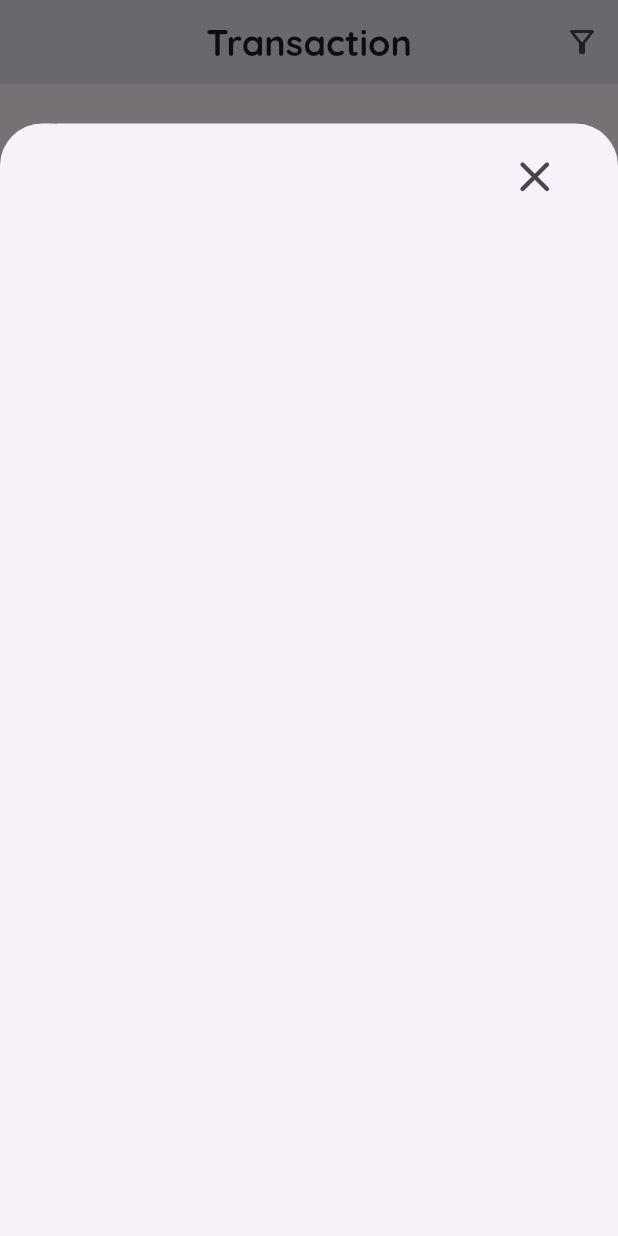
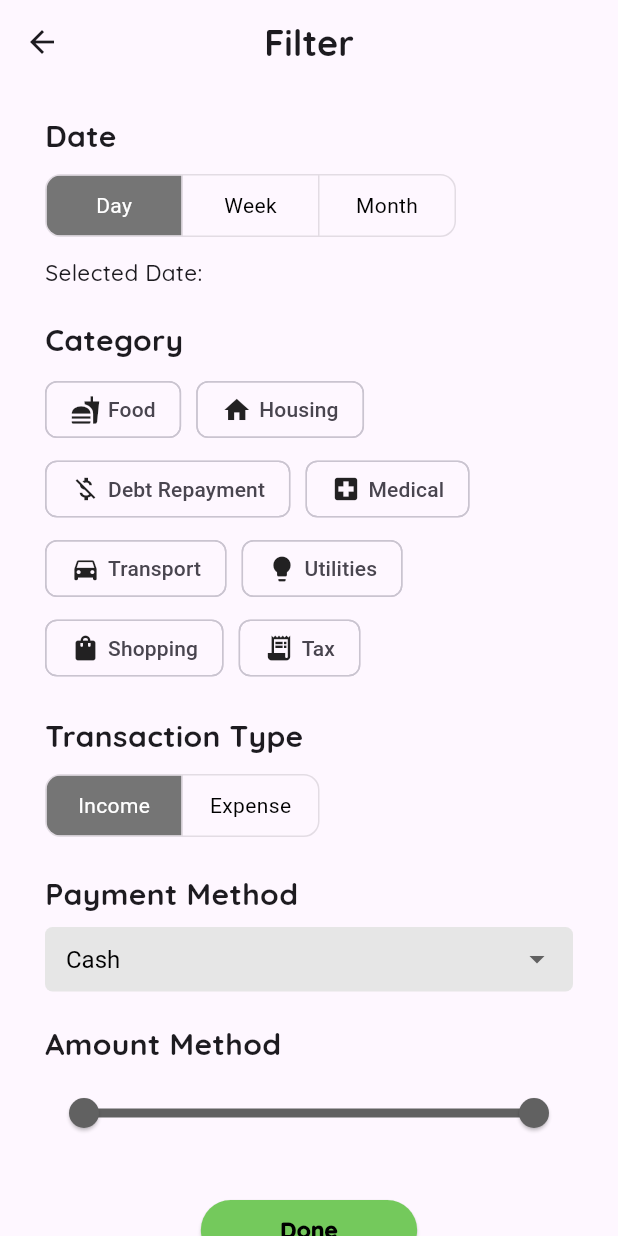
Before and after one commit to junhubdotcom/steadypunpipi_kitahack, a Flutter app: the screen it shows after launch, scrolled down 198 dp, after a tap on the "filter alt" icon, on a phone screen of 412 x 824 dp. Run offline on Flutter 3.47's test engine with Material 3 defaults, Android fonts, the phone set to English and light mode, and no system bars; drawn by our look-alikes of flutter_speed_dial; our stand-ins replace camera, custom_sliding_segmented_control, dash_chat_2, dashed_circular_progress_bar, flutter_gemini, google_fonts and 4 more.

Commit message:
filter ui done

```diff
--- /dev/null
+++ b/lib/screens/transaction/filter.dart
@@ -0,0 +1,439 @@
+import 'package:flutter/cupertino.dart';
+import 'package:flutter/material.dart';
+import 'package:google_fonts/google_fonts.dart';
+import 'package:intl/intl.dart';
+import 'package:steadypunpipi_vhack/widgets/transaction_widgets/details_button.dart';
+import 'package:steadypunpipi_vhack/widgets/transaction_widgets/record_transaction_dropdown.dart';
+import 'package:steadypunpipi_vhack/widgets/transaction_widgets/small_title.dart';
+import 'package:steadypunpipi_vhack/widgets/transaction_widgets/flutter_toggle.dart';
+
+class Filter extends StatefulWidget {
+  const Filter({super.key});
+
+  @override
+  State<Filter> createState() => _FilterState();
+}
+
+class _FilterState extends State<Filter> {
+  // for toggle button
+  List<List<bool>> toggleSelections = [
+    [true, false, false],
+    [true, false]
+  ];
+
+  void _handleToggle(int groupIndex, int selectedIndex) {
+    setState(() {
+      for (int i = 0; i < toggleSelections[groupIndex].length; i++) {
+        toggleSelections[groupIndex][i] = (i == selectedIndex);
+      }
+      if (selectedIndex == 0) {
+        _showDayPicker();
+      } else if (selectedIndex == 1) {
+        _showWeekPicker();
+      } else {
+        _showMonthPicker();
+      }
+    });
+  }
+
+  DateTime selectedDate = DateTime.now();
+  DateTime selectedWeekStart = DateTime.now();
+  DateTime selectedWeekEnd = DateTime.now();
+  DateTime selectedMonth = DateTime.now();
+  String displayDate = " ";
+
+  void _showDayPicker() {
+    showCupertinoModalPopup(
+      context: context,
+      builder: (context) {
+        return Container(
+          height: 300,
+          color: Colors.white,
+          child: Column(
+            children: [
+              Padding(
+                padding: const EdgeInsets.symmetric(vertical: 15),
+                child: Text("Select a Day",
+                    style: TextStyle(
+                        fontSize: 18,
+                        fontWeight: FontWeight.bold,
+                        decoration: TextDecoration.none,
+                        color: Colors.black)),
+              ),
+              Expanded(
+                child: CupertinoDatePicker(
+                  mode: CupertinoDatePickerMode.date,
+                  initialDateTime: selectedDate,
+                  onDateTimeChanged: (DateTime newDate) {
+                    setState(() {
+                      selectedDate = newDate;
+                    });
+                  },
+                ),
+              ),
+              CupertinoButton(
+                child: Text(
+                  "Confrim",
+                  style: TextStyle(color: Colors.black),
+                ),
+                onPressed: () {
+                  setState(() {
+                    displayDate =
+                        DateFormat('dd MMMM yyyy').format(selectedDate);
+                  });
+
+                  Navigator.pop(context);
+                },
+              ),
+            ],
+          ),
+        );
+      },
+    );
+  }
+
+  void _showWeekPicker() {
+    List<DateTime> weekStartDates = [];
+    DateTime currentDate = DateTime.now();
+
+    // Find the Monday of the current week
+    DateTime firstMonday = currentDate.subtract(Duration(
+        days: (currentDate.weekday == 7) ? 6 : currentDate.weekday - 1));
+
+    print('firstMonday$firstMonday');
+
+    // Start from two years before
+    DateTime startFrom = firstMonday.subtract(Duration(days: 365));
+// Align startFrom to the nearest past Monday
+    startFrom = startFrom.subtract(Duration(days: (startFrom.weekday - 1) % 7));
+
+    // End at one year after
+    DateTime endAt = firstMonday.add(Duration(days: 365));
+
+    // Generate weeks from two years before to one year after
+    for (DateTime date = startFrom;
+        date.isBefore(endAt);
+        date = date.add(Duration(days: 7))) {
+      weekStartDates.add(date);
+    }
+
+    int daysDifference = firstMonday.difference(startFrom).inDays;
+    int initialIndex = daysDifference ~/ 7;
+
+    print("Initial Index:$initialIndex");
+
+    showCupertinoModalPopup(
+      context: context,
+      builder: (context) {
+        return Container(
+          height: 300,
+          color: Colors.white,
+          child: Column(
+            children: [
+              SizedBox(height: 10),
+              // Title for the picker
+              Padding(
+                padding: const EdgeInsets.symmetric(vertical: 15),
+                child: Text("Select a Week",
+                    style: TextStyle(
+                        fontSize: 18,
+                        fontWeight: FontWeight.bold,
+                        decoration: TextDecoration.none,
+                        color: Colors.black)),
+              ),
+              Expanded(
+                child: CupertinoPicker(
+                  scrollController:
+                      FixedExtentScrollController(initialItem: initialIndex),
+
+                  itemExtent: 40, // Height of each item in the picker
+                  onSelectedItemChanged: (index) {
+                    setState(() {
+                      // Update selected week start and end dates
+                      selectedWeekStart = weekStartDates[index];
+                      selectedWeekEnd =
+                          selectedWeekStart.add(Duration(days: 6));
+                    });
+                  },
+                  children: weekStartDates.map((date) {
+                    DateTime weekEnd = date.add(Duration(days: 6));
+                    return Center(
+                      child: Text(
+                          "${_formatDate(date)} - ${_formatDate(weekEnd)}"),
+                    );
+                  }).toList(),
+                ),
+              ),
+              // Confirm button to close the picker
+              CupertinoButton(
+                child: Text(
+                  "Confirm",
+                  style: TextStyle(color: Colors.black),
+                ),
+                onPressed: () {
+                  setState(() {
+                    displayDate =
+                        "${_formatDate(selectedWeekStart)} - ${_formatDate(selectedWeekEnd)}";
+                  });
+                  Navigator.pop(context);
+                },
+              ),
+            ],
+          ),
+        );
+      },
+    );
+  }
+
+// Helper function to format dates as "DD Month YYYY"
+  String _formatDate(DateTime date) {
+    return "${date.day} ${_getMonthName(date.month)} ${date.year}";
+  }
+
+// Helper function to get month name from month number
+  String _getMonthName(int month) {
+    List<String> months = [
+      "January",
+      "February",
+      "March",
+      "April",
+      "May",
+      "June",
+      "July",
+      "August",
+      "September",
+      "October",
+      "November",
+      "December"
+    ];
+    return months[month - 1];
+  }
+
+  void _showMonthPicker() {
+    showCupertinoModalPopup(
+      context: context,
+      builder: (context) {
+        return Container(
+          height: 300,
+          color: Colors.white,
+          child: Column(
+            children: [
+              Padding(
+                padding: const EdgeInsets.symmetric(vertical: 15),
+                child: Text("Select a Month",
+                    style: TextStyle(
+                        fontSize: 18,
+                        fontWeight: FontWeight.bold,
+                        decoration: TextDecoration.none,
+                        color: Colors.black)),
+              ),
+              Expanded(
+                child: CupertinoDatePicker(
+                  mode: CupertinoDatePickerMode.monthYear,
+                  initialDateTime: selectedDate,
+                  onDateTimeChanged: (DateTime newMonth) {
+                    setState(() {
+                      selectedMonth = newMonth;
+                    });
+                  },
+                ),
+              ),
+              CupertinoButton(
+                child: Text(
+                  "Confrim",
+                  style: TextStyle(color: Colors.black),
+                ),
+                onPressed: () {
+                  setState(() {
+                    displayDate = DateFormat('MMMM yyyy').format(selectedMonth);
+                  });
+                  Navigator.pop(context);
+                },
+              ),
+            ],
+          ),
+        );
+      },
+    );
+  }
+
+  final List<String> categories = [
+    "Food",
+    "Housing",
+    "Debt Repayment",
+    "Medical",
+    "Transport",
+    "Utilities",
+    "Shopping",
+    "Tax"
+  ];
+
+  final List<String> selectedCategories = [];
+
+  IconData getCategoryIcon(String category) {
+    switch (category) {
+      case 'Food':
+        return Icons.fastfood;
+      case 'Housing':
+        return Icons.home;
+      case 'Debt Repayment':
+        return Icons.money_off;
+      case 'Medical':
+        return Icons.local_hospital;
+      case 'Transport':
+        return Icons.directions_car;
+      case 'Utilities':
+        return Icons.lightbulb;
+      case "Shopping":
+        return Icons.shopping_bag;
+      case 'Tax':
+        return Icons.receipt_long;
+      default:
+        return Icons.category;
+    }
+  }
+
+  String paymentMethodChosen = "Cash";
+  List<String> paymentMethod = ["Cash", "E-Wallet", "Online-Banking"];
+
+  RangeValues values = const RangeValues(0, 1000);
+  @override
+  Widget build(BuildContext context) {
+    RangeLabels labels =
+        RangeLabels(values.start.toString(), values.end.toString());
+    return Scaffold(
+      appBar: AppBar(
+        title: Text("Filter",
+            style: GoogleFonts.quicksand(
+                textStyle:
+                    TextStyle(fontSize: 24, fontWeight: FontWeight.bold))),
+        centerTitle: true,
+      ),
+      body: SingleChildScrollView(
+        scrollDirection: Axis.vertical,
+        child: Padding(
+          padding: const EdgeInsets.symmetric(horizontal: 30.0),
+          child: Column(
+            crossAxisAlignment: CrossAxisAlignment.start,
+            children: [
+              SmallTitle(title: "Date"),
+              FilterToggle(
+                OnPressed: (index) => _handleToggle(0, index),
+                isSelected: toggleSelections[0],
+                toggleWidget: [
+                  Padding(
+                      padding: EdgeInsets.symmetric(horizontal: 16),
+                      child: Text("Day")),
+                  Padding(
+                      padding: EdgeInsets.symmetric(horizontal: 16),
+                      child: Text("Week")),
+                  Padding(
+                      padding: EdgeInsets.symmetric(horizontal: 16),
+                      child: Text("Month")),
+                ],
+              ),
+              SizedBox(
+                height: 10,
+              ),
+              Wrap(
+                children: [
+                  Text(
+                    "Selected Date: $displayDate",
+                    style: GoogleFonts.quicksand(
+                        fontSize: 15, fontWeight: FontWeight.w500),
+                  ),
+                ],
+              ),
+
+              SmallTitle(title: "Category"),
+              Wrap(
+                alignment: WrapAlignment.start,
+                spacing: 10,
+                runSpacing: 5,
+                children: categories.map((category) {
+                  final isSelected = selectedCategories.contains(category);
+
+                  return FilterChip(
+                    label: Row(
+                      mainAxisSize: MainAxisSize.min,
+                      children: [
+                        Icon(getCategoryIcon(category), size: 20),
+                        const SizedBox(width: 5),
+                        Text(category),
+                      ],
+                    ),
+                    selected: isSelected,
+                    showCheckmark: true,
+                    onSelected: (bool selected) {
+                      setState(() {
+                        selected
+                            ? selectedCategories.add(category)
+                            : selectedCategories.remove(category);
+                      });
+                    },
+                  );
+                }).toList(),
+              ),
+
+              // const SizedBox(height: 20), // Added spacing for readability
+
+              SmallTitle(title: "Transaction Type"),
+              FilterToggle(
+                OnPressed: (index) => _handleToggle(1, index),
+                isSelected: toggleSelections[1],
+                toggleWidget: [
+                  Padding(
+                      padding: EdgeInsets.symmetric(horizontal: 16),
+                      child: Text("Income")),
+                  Padding(
+                      padding: EdgeInsets.symmetric(horizontal: 16),
+                      child: Text("Expense")),
+                ],
+              ),
+
+              SmallTitle(title: "Payment Method"),
+              RecordTransactionDropdown(
+                  value: paymentMethodChosen,
+                  onChanged: (value) {
+                    setState(() {
+                      paymentMethodChosen = value!;
+                    });
+                  },
+                  items: paymentMethod),
+              SmallTitle(title: "Amount Method"),
+              RangeSlider(
+                activeColor: Colors.grey.shade700,
+                min: 0,
+                max: 1000,
+                values: values,
+                divisions: 100,
+                labels: labels,
+                onChanged: (newValues) {
+                  setState(() {
+                    values = newValues;
+                  });
+                },
+              ),
+              SizedBox(
+                height: 30,
+              ),
+              Align(
+                alignment: Alignment.center,
+                child: DetailsButton(
+                    textColor: 0xff000000,
+                    buttonColor: 0xff74c95c,
+                    onPressed: () {
+                      Navigator.pop(context);
+                    },
+                    button_text: "Done"),
+              ),
+              SizedBox(
+                height: 20,
+              ),
+            ],
+          ),
+        ),
+      ),
+    );
+  }
+}
--- a/lib/screens/transaction/transaction_page.dart
+++ b/lib/screens/transaction/transaction_page.dart
@@ -3,6 +3,7 @@ import 'package:flutter_speed_dial/flutter_speed_dial.dart';
 import 'package:google_fonts/google_fonts.dart';
 import 'package:intl/intl.dart';
 import 'package:month_picker_dialog/month_picker_dialog.dart';
+import 'package:steadypunpipi_vhack/screens/transaction/filter.dart';
 import 'package:steadypunpipi_vhack/screens/transaction/record_transaction.dart';
 import 'package:steadypunpipi_vhack/screens/transaction/scanner.dart';
 import 'package:steadypunpipi_vhack/widgets/transaction_widgets/indicator.dart';
@@ -14,6 +15,29 @@ class TransactionPage extends StatefulWidget {
 }
 
 class _TransactionPageState extends State<TransactionPage> {
+  // Color getCategoryColor(String category) {
+  //   switch (category) {
+  //     case 'Food':
+  //       return Colors.redAccent;
+  //     case 'Housing':
+  //       return Colors.indigoAccent;
+  //     case 'Debt Repayment':
+  //       return Colors.deepOrangeAccent;
+  //     case 'Medical':
+  //       return Colors.greenAccent;
+  //     case 'Transport':
+  //       return Colors.blueAccent;
+  //     case 'Utilities':
+  //       return Colors.amberAccent;
+  //     case 'Shopping':
+  //       return Colors.purpleAccent;
+  //     case 'Tax':
+  //       return Colors.brown;
+  //     default:
+  //       return Colors.grey;
+  //   }
+  // }
+
   String displayMonth = DateFormat('MMMM yyyy').format(DateTime.now());
   DateTime selectedMonth = DateTime.now();
   String formattedMonth = '';
@@ -114,11 +138,13 @@ class _TransactionPageState extends State<TransactionPage> {
         actions: [
           IconButton(
               onPressed: () {
-                showModalBottomSheet(
-                  isScrollControlled: true,
-                  context: context,
-                  builder: (context) => buildSheet(),
-                );
+                Navigator.push(
+                    context, MaterialPageRoute(builder: (context) => Filter()));
+                // showModalBottomSheet(
+                //   isScrollControlled: true,
+                //   context: context,
+                //   builder: (context) => buildSheet(),
+                // );
               },
               icon: Icon(Icons.filter_alt_outlined))
         ],
@@ -220,25 +246,74 @@ class _TransactionPageState extends State<TransactionPage> {
     );
   }
 
-  Widget buildSheet() => Container(
-      width: double.infinity,
-      height: MediaQuery.of(context).size.height * 0.90,
-      child: Padding(
-        padding: const EdgeInsets.symmetric(horizontal: 30, vertical: 10),
-        child: Column(mainAxisSize: MainAxisSize.max, children: [
-          Row(
-            mainAxisSize: MainAxisSize.max,
-            mainAxisAlignment: MainAxisAlignment.end,
-            children: [
-              IconButton(
-                icon: Icon(Icons.close_rounded),
-                iconSize: 35,
-                onPressed: () {
-                  Navigator.pop(context);
-                },
-              ),
-            ],
-          )
-        ]),
-      ));
+  // Widget buildSheet() {
+  //   return StatefulBuilder(builder: (context, setStateSheet) {
+  //     return Container(
+  //         width: double.infinity,
+  //         height: MediaQuery.of(context).size.height * 0.90,
+  //         child: Padding(
+  //           padding: const EdgeInsets.symmetric(horizontal: 20, vertical: 10),
+  //           child: Column(mainAxisSize: MainAxisSize.max, children: [
+  //             Row(
+  //               mainAxisSize: MainAxisSize.max,
+  //               mainAxisAlignment: MainAxisAlignment.end,
+  //               children: [
+  //                 IconButton(
+  //                   icon: Icon(Icons.close_rounded),
+  //                   iconSize: 35,
+  //                   onPressed: () {
+  //                     Navigator.pop(context);
+  //                   },
+  //                 ),
+  //               ],
+  //             ),
+  //             SmallTitle(title: "Date"),
+  //             SmallTitle(title: "Category"),
+  //             Wrap(
+  //               alignment: WrapAlignment.start,
+  //               spacing: 10,
+  //               runSpacing: 5,
+  //               children: categories.map((category) {
+  //                 final isSelected = selectedCategories.contains(category);
+
+  //                 return FilterChip(
+  //                     // padding:
+  //                     //     EdgeInsets.symmetric(horizontal: 13, vertical: 8),
+  //                     label: Row(
+  //                       mainAxisSize: MainAxisSize.min,
+  //                       children: [
+  //                         Icon(
+  //                           getCategoryIcon(category),
+  //                           size: 20,
+  //                         ),
+  //                         SizedBox(
+  //                           width: 5,
+  //                         ),
+  //                         Text(category),
+  //                       ],
+  //                     ),
+  //                     // avatar: Icon(
+  //                     //   getCategoryIcon(category),
+  //                     //   size: 20,
+  //                     // ),
+  //                     selected: isSelected,
+  //                     showCheckmark: false,
+  //                     onSelected: (bool selected) {
+  //                       setStateSheet(() {
+  //                         if (selected) {
+  //                           selectedCategories.add(category);
+  //                         } else {
+  //                           selectedCategories.remove(category);
+  //                         }
+  //                       });
+  //                     });
+  //               }).toList(),
+  //             ),
+  //             SmallTitle(title: "Transaction Type"),
+  //             SmallTitle(title: "Payment Method"),
+  //             SmallTitle(title: "Amount Method"),
+  //           ]),
+  //         ));
+  //   });
+  // }
 }
--- /dev/null
+++ b/lib/widgets/transaction_widgets/flutter_toggle.dart
@@ -0,0 +1,31 @@
+import 'package:flutter/material.dart';
+
+class FilterToggle extends StatefulWidget {
+  List<bool> isSelected;
+  Function(int) OnPressed;
+  List<Widget> toggleWidget;
+  FilterToggle(
+      {required this.isSelected,
+      required this.OnPressed,
+      required this.toggleWidget,
+      super.key});
+
+  @override
+  State<FilterToggle> createState() => _ToggleButtonState();
+}
+
+class _ToggleButtonState extends State<FilterToggle> {
+  @override
+  Widget build(BuildContext context) {
+    return ToggleButtons(
+      isSelected: widget.isSelected,
+      onPressed: widget.OnPressed,
+      borderRadius: BorderRadius.circular(10),
+      selectedColor: Colors.white,
+      color: Colors.black,
+      fillColor: Colors.grey.shade600,
+      constraints: const BoxConstraints(minHeight: 40, minWidth: 90),
+      children: widget.toggleWidget,
+    );
+  }
+}
```
Also changed, not shown: 4 other files.
